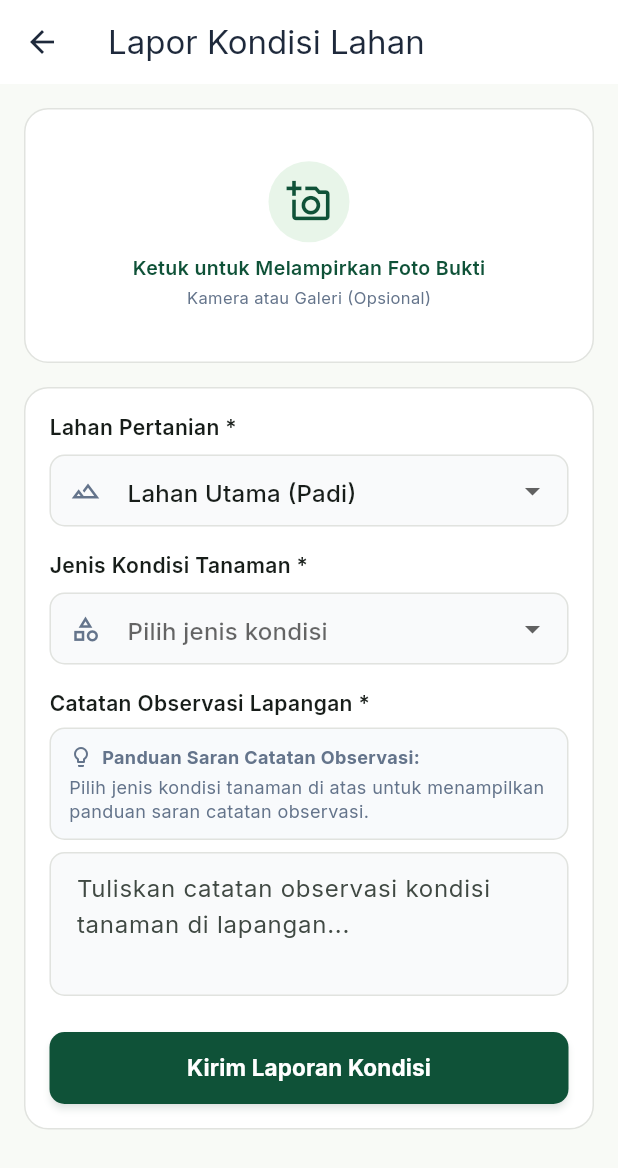
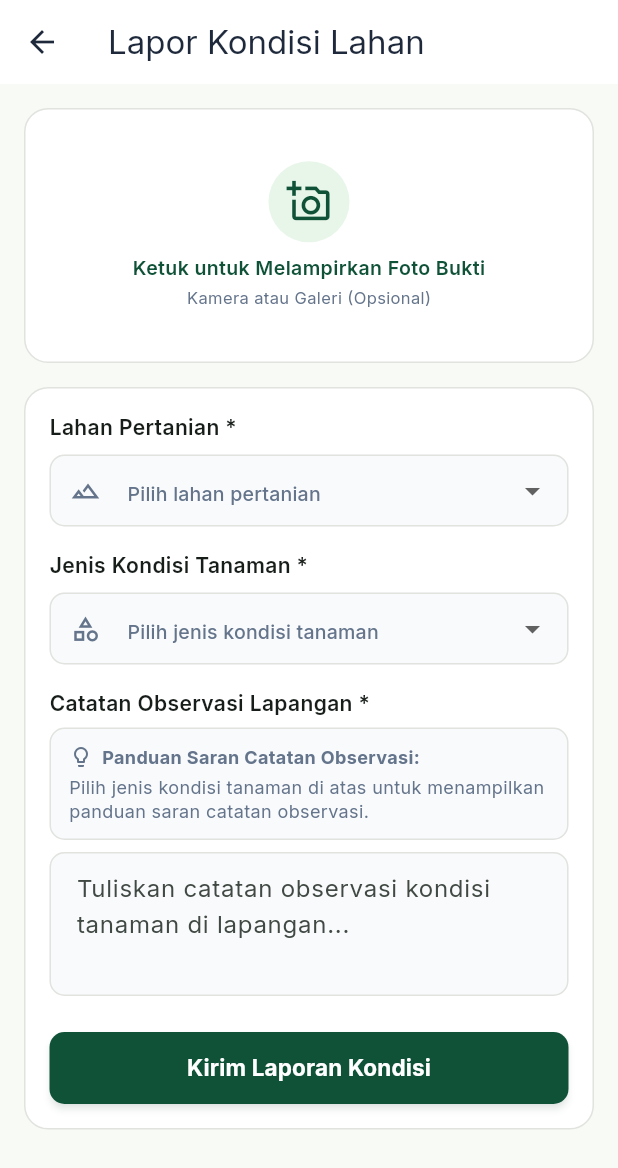
Before and after one commit to Ferdian-R/AgroPlan, a Flutter app: the RiwayatLaporanScreen screen opened by its route, scrolled down 86 dp, after a tap on "Lapor Kondisi", on a phone screen of 412 x 824 dp. Shown: the top 1168 px of the screen. Run offline on Flutter 3.47's test engine with Material 3 defaults, Android fonts, the phone set to English and light mode, and no system bars; our stand-ins replace google_fonts, image_picker.

Commit message:
fix(laporan): kosongkan pilihan awal lahan dan tampilkan validasi error jika belum dipilih

```diff
--- a/lib/screens/laporan/riwayat_laporan_screen.dart
+++ b/lib/screens/laporan/riwayat_laporan_screen.dart
@@ -167,13 +167,10 @@ class _RiwayatLaporanScreenState extends State<RiwayatLaporanScreen> {
 
 
   Future<void> _tambahLaporanBaru() async {
-    // 1. DATA YANG DIKIRIM KE SCREEN BERIKUTNYA
-    const defaultLahanId = 1;
-
     final resultLaporan = await Navigator.push<LaporanKondisi>(
       context,
       MaterialPageRoute(
-        builder: (_) => const TambahLaporanScreen(initialLahanId: defaultLahanId),
+        builder: (_) => const TambahLaporanScreen(),
       ),
     );
 
--- a/lib/screens/laporan/tambah_laporan_screen.dart
+++ b/lib/screens/laporan/tambah_laporan_screen.dart
@@ -386,6 +386,7 @@ class _TambahLaporanScreenState extends State<TambahLaporanScreen> {
                   DropdownButtonFormField<int>(
                     initialValue: _selectedLahanId,
                     isExpanded: true,
+                    hint: const Text('Pilih lahan pertanian', style: TextStyle(color: AppColors.textSecondary, fontSize: 13)),
                     decoration: _inputDecoration('Pilih lahan', Icons.landscape_outlined),
                     items: lahanList.map((lahan) {
                       return DropdownMenuItem<int>(
@@ -399,7 +400,7 @@ class _TambahLaporanScreenState extends State<TambahLaporanScreen> {
                         _selectedNamaLahan = lahanList.where((l) => l.idLahan == val).firstOrNull?.namaLahan;
                       });
                     },
-                    validator: (val) => val == null ? 'Lahan pertanian wajib dipilih' : null,
+                    validator: (val) => Validators.requiredDropdown(val, fieldName: 'Lahan pertanian'),
                   ),
                   const SizedBox(height: 16),
 
@@ -409,6 +410,7 @@ class _TambahLaporanScreenState extends State<TambahLaporanScreen> {
                   DropdownButtonFormField<String>(
                     initialValue: _selectedJenisKondisi,
                     isExpanded: true,
+                    hint: const Text('Pilih jenis kondisi tanaman', style: TextStyle(color: AppColors.textSecondary, fontSize: 13)),
                     decoration: _inputDecoration('Pilih jenis kondisi', Icons.category_outlined),
                     items: daftarJenisKondisi.map((kondisi) {
                       return DropdownMenuItem<String>(value: kondisi, child: Text(kondisi));
```
